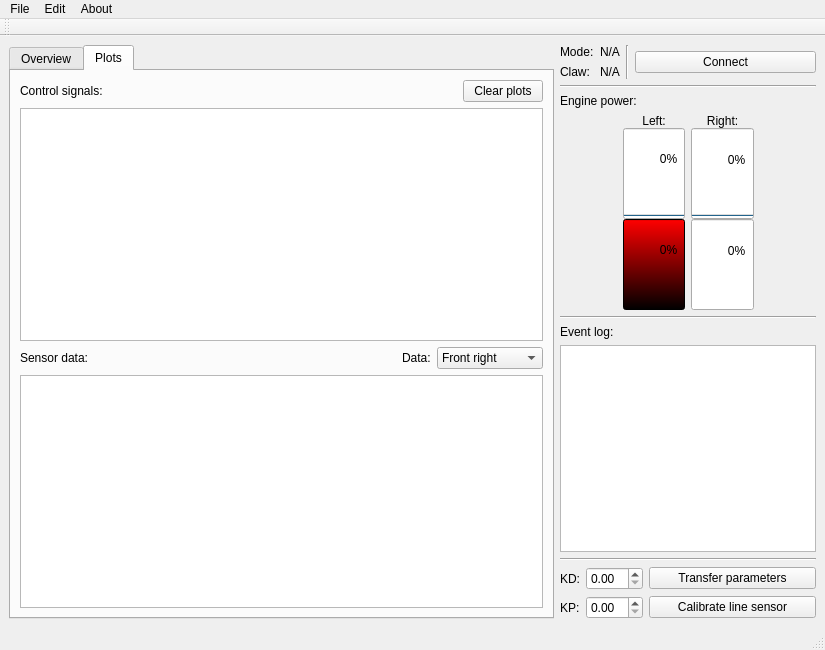
First picture: the form in forms/mainwindow.ui, repository Flooten/mazetercontrol, before the edit.
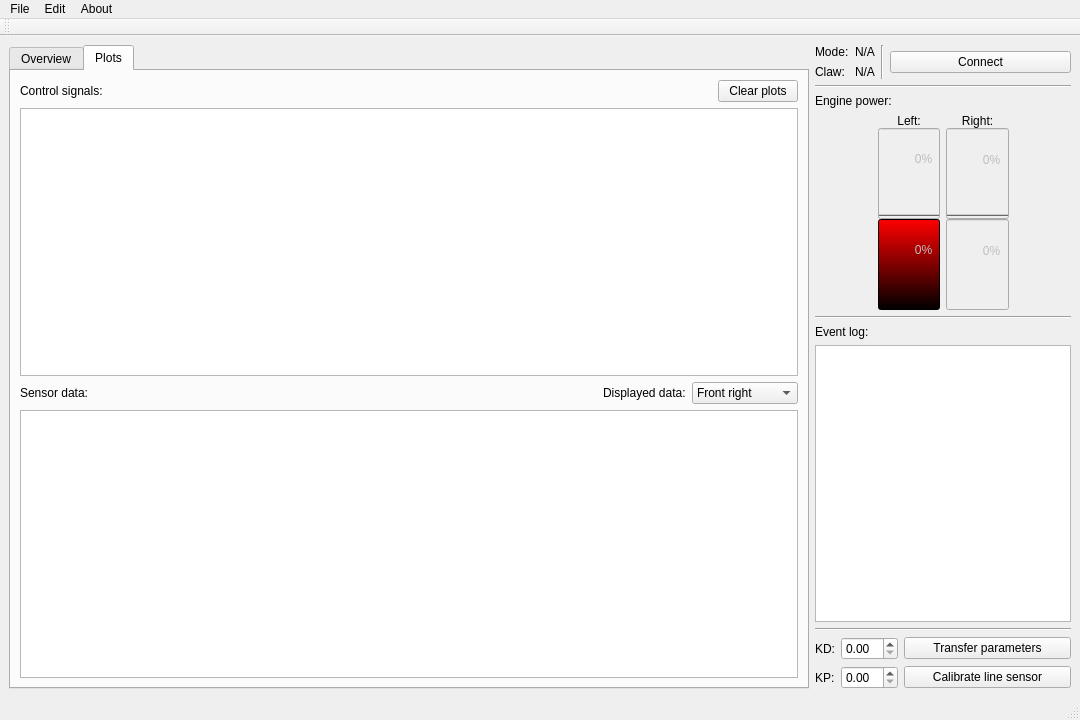
Second picture: the form after the edit. Icons and pictures are not drawn.

```diff
--- a/forms/mainwindow.ui
+++ b/forms/mainwindow.ui
@@ -6,20 +6,26 @@
    <rect>
     <x>0</x>
     <y>0</y>
-    <width>825</width>
-    <height>650</height>
+    <width>1080</width>
+    <height>720</height>
    </rect>
   </property>
   <property name="sizePolicy">
-   <sizepolicy hsizetype="MinimumExpanding" vsizetype="MinimumExpanding">
+   <sizepolicy hsizetype="Fixed" vsizetype="Fixed">
     <horstretch>0</horstretch>
     <verstretch>0</verstretch>
    </sizepolicy>
   </property>
   <property name="minimumSize">
    <size>
-    <width>825</width>
-    <height>650</height>
+    <width>1080</width>
+    <height>720</height>
+   </size>
+  </property>
+  <property name="maximumSize">
+   <size>
+    <width>1080</width>
+    <height>720</height>
    </size>
   </property>
   <property name="windowTitle">
@@ -41,7 +47,10 @@
 QMenuBar::item {
 background-color: rgb(31, 31, 31);
 }*/
-font: 10pt &quot;JackInput&quot;;</string>
+font: 10pt &quot;Ubuntu&quot;;</string>
+  </property>
+  <property name="tabShape">
+   <enum>QTabWidget::Rounded</enum>
   </property>
   <widget class="QWidget" name="centralwidget">
    <layout class="QHBoxLayout" name="horizontalLayout_5">
@@ -107,6 +116,9 @@
             </item>
             <item>
              <widget class="QPushButton" name="pushButton_clear_plots">
+              <property name="enabled">
+               <bool>true</bool>
+              </property>
               <property name="text">
                <string>Clear plots</string>
               </property>
@@ -116,6 +128,9 @@
           </item>
           <item>
            <widget class="QGraphicsView" name="graphicsView_control_signals">
+            <property name="enabled">
+             <bool>true</bool>
+            </property>
             <property name="verticalScrollBarPolicy">
              <enum>Qt::ScrollBarAlwaysOff</enum>
             </property>
@@ -153,12 +168,15 @@
             <item>
              <widget class="QLabel" name="label_plot_data">
               <property name="text">
-               <string>Data:</string>
+               <string>Displayed data:</string>
               </property>
              </widget>
             </item>
             <item>
              <widget class="QComboBox" name="comboBox_sensor_data">
+              <property name="enabled">
+               <bool>true</bool>
+              </property>
               <item>
                <property name="text">
                 <string>Front right</string>
@@ -215,6 +233,9 @@
           </item>
           <item>
            <widget class="QGraphicsView" name="graphicsView_sensor_data">
+            <property name="enabled">
+             <bool>true</bool>
+            </property>
             <property name="verticalScrollBarPolicy">
              <enum>Qt::ScrollBarAlwaysOff</enum>
             </property>
@@ -350,7 +371,7 @@
           <item>
            <widget class="QProgressBar" name="progressBar_left_engine_fwd">
             <property name="enabled">
-             <bool>true</bool>
+             <bool>false</bool>
             </property>
             <property name="sizePolicy">
              <sizepolicy hsizetype="Expanding" vsizetype="Fixed">
@@ -375,7 +396,7 @@
           <item>
            <widget class="QProgressBar" name="progressBar_left_engine_rev">
             <property name="enabled">
-             <bool>true</bool>
+             <bool>false</bool>
             </property>
             <property name="sizePolicy">
              <sizepolicy hsizetype="Expanding" vsizetype="Fixed">
@@ -419,7 +440,7 @@
           <item>
            <widget class="QProgressBar" name="progressBar_right_engine_fwd">
             <property name="enabled">
-             <bool>true</bool>
+             <bool>false</bool>
             </property>
             <property name="sizePolicy">
              <sizepolicy hsizetype="Expanding" vsizetype="Fixed">
@@ -450,7 +471,7 @@
           <item>
            <widget class="QProgressBar" name="progressBar_right_engine_rev">
             <property name="enabled">
-             <bool>true</bool>
+             <bool>false</bool>
             </property>
             <property name="sizePolicy">
              <sizepolicy hsizetype="Expanding" vsizetype="Fixed">
@@ -568,6 +589,9 @@
             </item>
             <item>
              <widget class="QDoubleSpinBox" name="doubleSpinBox_kd">
+              <property name="enabled">
+               <bool>true</bool>
+              </property>
               <property name="sizePolicy">
                <sizepolicy hsizetype="Preferred" vsizetype="Fixed">
                 <horstretch>0</horstretch>
@@ -614,6 +638,9 @@
             </item>
             <item>
              <widget class="QDoubleSpinBox" name="doubleSpinBox_kp">
+              <property name="enabled">
+               <bool>true</bool>
+              </property>
               <property name="minimumSize">
                <size>
                 <width>50</width>
@@ -650,8 +677,8 @@
     <rect>
      <x>0</x>
      <y>0</y>
-     <width>825</width>
-     <height>22</height>
+     <width>1080</width>
+     <height>23</height>
     </rect>
    </property>
    <widget class="QMenu" name="menuFile">
```
Left out of the diff: 7 changed lines with no effect on the pictures.
